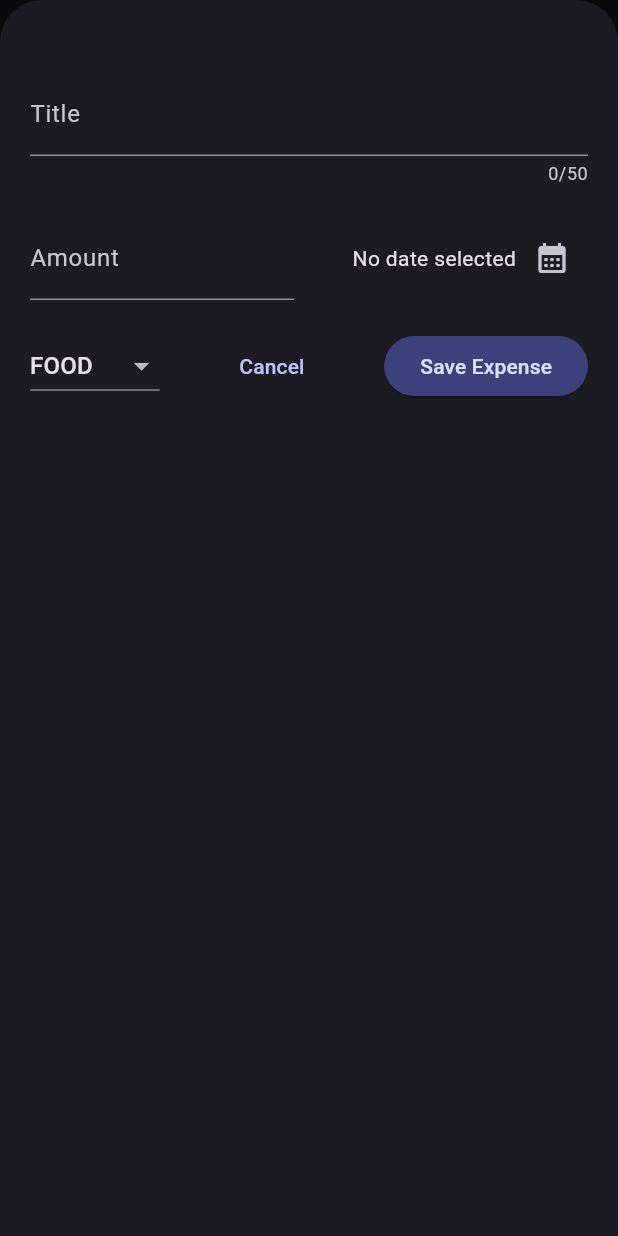
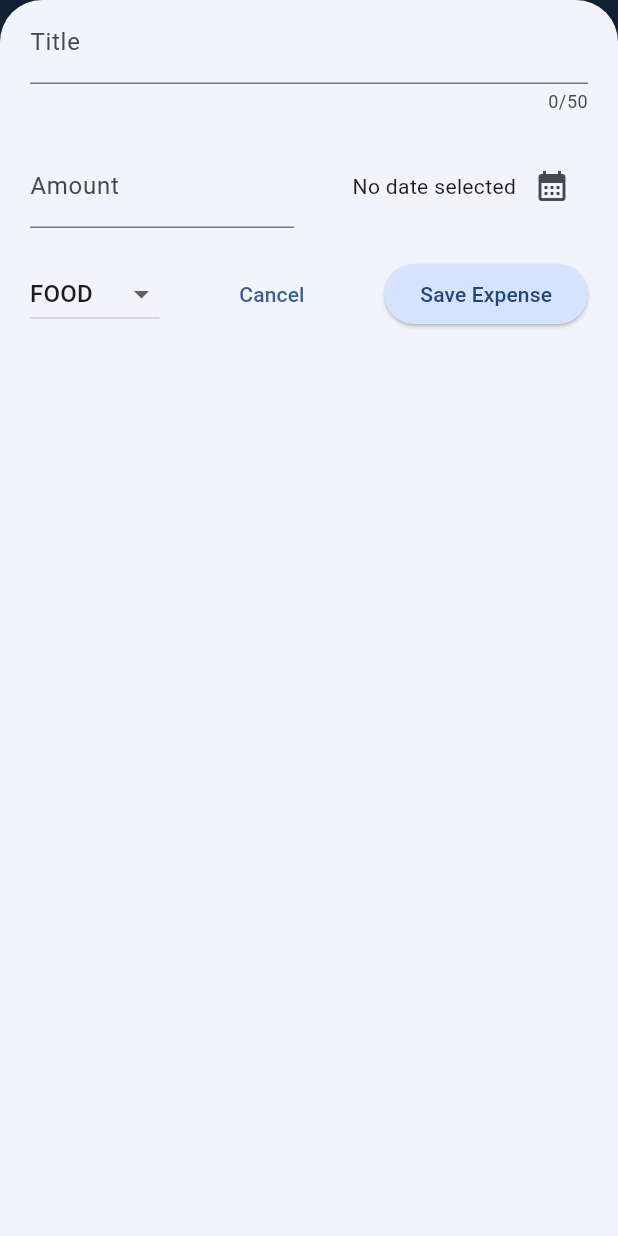
Before and after one commit to quanganh-snake/flutter-zero-to-hero, a Flutter app: the screen it shows after launch, after a tap on the "add" icon, on a phone screen of 412 x 824 dp. Run offline on Flutter 3.47's test engine with Material 3 defaults, Android fonts, the phone set to English and light mode, and no system bars; drawn by our look-alikes of toastification; our stand-ins replace google_fonts.

Commit message:
feat: responsive with Widget LayoutBuilder

```diff
--- a/expense_tracker/lib/main.dart
+++ b/expense_tracker/lib/main.dart
@@ -67,7 +67,7 @@ void main() {
               ),
             ),
         debugShowCheckedModeBanner: false,
-        themeMode: ThemeMode.dark,
+        themeMode: ThemeMode.system,
       ),
     ),
   );
--- a/expense_tracker/lib/widgest/chart/chart.dart
+++ b/expense_tracker/lib/widgest/chart/chart.dart
@@ -1,5 +1,7 @@
+import 'package:expense_tracker/widgest/chart/chart_bar.dart';
+import 'package:flutter/material.dart';
+
 import 'package:expense_tracker/models/expense.dart';
-import 'package:flutter/material.dart';
 
 class Chart extends StatelessWidget {
   const Chart({super.key, required this.expenses});
@@ -23,6 +25,7 @@ class Chart extends StatelessWidget {
         maxTotalExpense = bucket.totalExpenses;
       }
     }
+
     return maxTotalExpense;
   }
 
@@ -35,7 +38,55 @@ class Chart extends StatelessWidget {
       padding: const EdgeInsets.symmetric(vertical: 16, horizontal: 8),
       width: double.infinity,
       height: 180,
-      child: Text('Chart Placeholder'),
+      decoration: BoxDecoration(
+        borderRadius: BorderRadius.circular(8),
+        gradient: LinearGradient(
+          colors: [
+            Theme.of(context).colorScheme.primary.withOpacity(0.3),
+            Theme.of(context).colorScheme.primary.withOpacity(0.0),
+          ],
+          begin: Alignment.bottomCenter,
+          end: Alignment.topCenter,
+        ),
+      ),
+      child: Column(
+        children: [
+          Expanded(
+            child: Row(
+              crossAxisAlignment: CrossAxisAlignment.end,
+              children: [
+                for (final bucket in buckets) // alternative to map()
+                  ChartBar(
+                    fill: bucket.totalExpenses == 0
+                        ? 0
+                        : bucket.totalExpenses / maxTotalExpense,
+                  ),
+              ],
+            ),
+          ),
+          const SizedBox(height: 12),
+          Row(
+            children:
+                buckets // for ... in
+                    .map(
+                      (bucket) => Expanded(
+                        child: Padding(
+                          padding: const EdgeInsets.symmetric(horizontal: 4),
+                          child: Icon(
+                            categoryIcons[bucket.category],
+                            color: isDarkMode
+                                ? Theme.of(context).colorScheme.secondary
+                                : Theme.of(
+                                    context,
+                                  ).colorScheme.primary.withOpacity(0.7),
+                          ),
+                        ),
+                      ),
+                    )
+                    .toList(),
+          ),
+        ],
+      ),
     );
   }
 }
--- a/expense_tracker/lib/widgest/chart/chart_bar.dart
+++ b/expense_tracker/lib/widgest/chart/chart_bar.dart
@@ -0,0 +1,34 @@
+import 'package:flutter/material.dart';
+
+class ChartBar extends StatelessWidget {
+  const ChartBar({
+    super.key,
+    required this.fill,
+  });
+
+  final double fill;
+
+  @override
+  Widget build(BuildContext context) {
+    final isDarkMode =
+        MediaQuery.of(context).platformBrightness == Brightness.dark;
+    return Expanded(
+      child: Padding(
+        padding: const EdgeInsets.symmetric(horizontal: 4),
+        child: FractionallySizedBox(
+          heightFactor: fill, // 0 <> 1
+          child: DecoratedBox(
+            decoration: BoxDecoration(
+              shape: BoxShape.rectangle,
+              borderRadius:
+                  const BorderRadius.vertical(top: Radius.circular(8)),
+              color: isDarkMode
+                  ? Theme.of(context).colorScheme.secondary
+                  : Theme.of(context).colorScheme.primary.withOpacity(0.65),
+            ),
+          ),
+        ),
+      ),
+    );
+  }
+}
--- a/expense_tracker/lib/widgest/create_expense.dart
+++ b/expense_tracker/lib/widgest/create_expense.dart
@@ -94,8 +94,19 @@ class _CreateExpenseState extends State<CreateExpense> {
 
   @override
   Widget build(BuildContext context) {
-    return Padding(
-      padding: EdgeInsets.fromLTRB(20, 48, 20, 20),
+    final keyboardSpace = MediaQuery.of(context).viewInsets.bottom;
+
+    return LayoutBuilder(
+      builder: (context, boxConstraints) {
+        final width = boxConstraints.maxWidth;
+        final height = boxConstraints.maxHeight;
+
+        return SizedBox(
+          height: double.infinity,
+          width: double.infinity,
+          child: SingleChildScrollView(
+            child: Padding(
+              padding: EdgeInsets.fromLTRB(20, 0, 20, keyboardSpace + 20),
               child: Column(
                 spacing: 20,
                 children: [
@@ -172,6 +183,10 @@ class _CreateExpenseState extends State<CreateExpense> {
                   ),
                 ],
               ),
+            ),
+          ),
+        );
+      },
     );
   }
 }
--- a/expense_tracker/lib/widgest/expenses.dart
+++ b/expense_tracker/lib/widgest/expenses.dart
@@ -1,3 +1,4 @@
+import 'package:expense_tracker/widgest/chart/chart.dart';
 import 'package:expense_tracker/widgest/create_expense.dart';
 import 'package:expense_tracker/widgest/expenses_list/expenses_list.dart';
 import 'package:expense_tracker/models/expense.dart';
@@ -37,7 +38,9 @@ class _ExpensesState extends State<Expenses> {
     showModalBottomSheet(
       context: context,
       isScrollControlled: true,
+      useSafeArea: true,
       builder: (buildContext) => CreateExpense(onAddExpense: handleAddExpense),
+      constraints: const BoxConstraints(maxWidth: double.infinity),
     );
   }
 
@@ -74,6 +77,8 @@ class _ExpensesState extends State<Expenses> {
 
   @override
   Widget build(BuildContext context) {
+    final width = MediaQuery.of(context).size.width;
+
     Widget mainContent = const Center(
       child: Text('No expenses found. Start adding some!'),
     );
@@ -102,17 +107,19 @@ class _ExpensesState extends State<Expenses> {
           ),
         ),
       ),
-      body: Column(
-        children: [
-          Text(
-            'The chart.',
-            style: Theme.of(
-              context,
-            ).textTheme.titleLarge!.copyWith(fontSize: 20, color: Colors.red),
-          ),
-          Expanded(child: mainContent),
-        ],
-      ),
+      body: width < 600
+          ? Column(
+              children: [
+                Chart(expenses: _registerExpenses),
+                Expanded(child: mainContent),
+              ],
+            )
+          : Row(
+              children: [
+                Expanded(child: Chart(expenses: _registerExpenses)),
+                Expanded(child: mainContent),
+              ],
+            ),
     );
   }
 }
```
Lines whose indentation alone changed are shown as unchanged.
